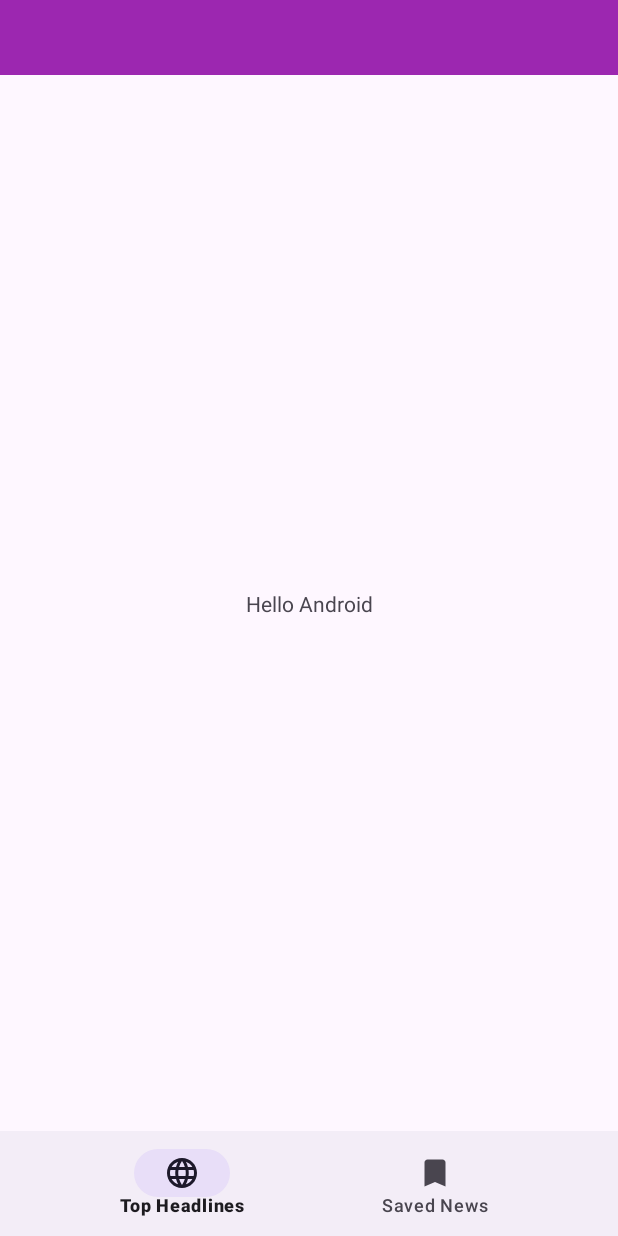
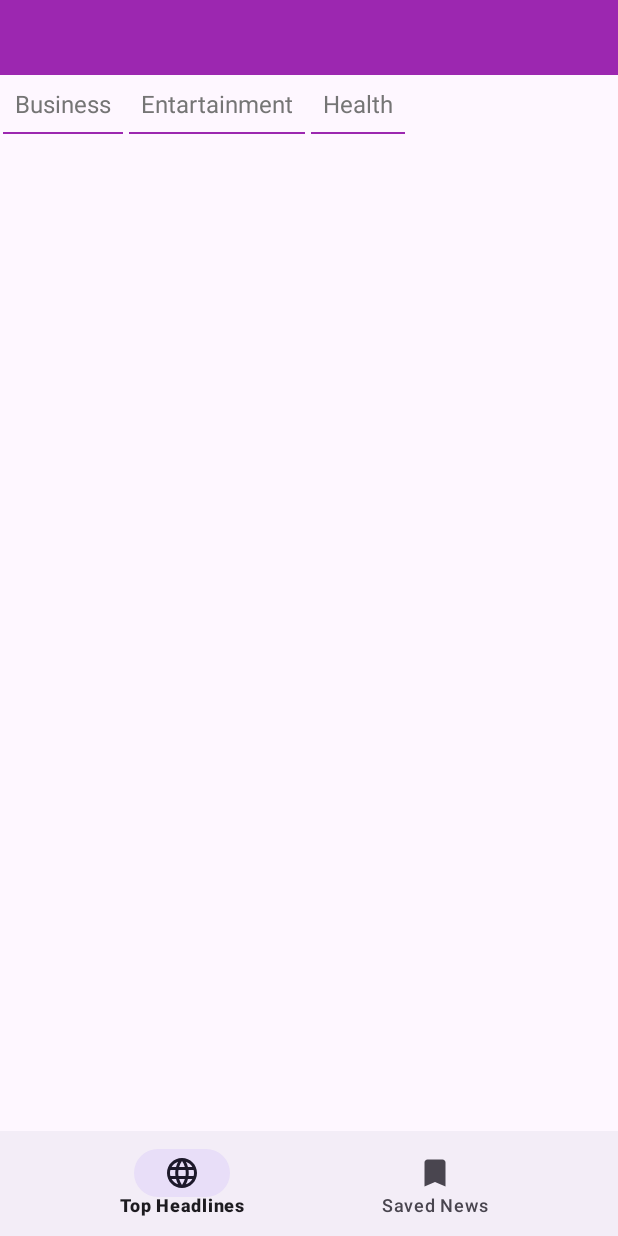
Before and after one commit to hsumyatyehtet/onenex-Code-Test-News-App, an Android app: the screen it shows after launch (MainActivity), on a phone screen of 412 x 824 dp. Run offline under Robolectric (Android 15) with nearby library versions, the phone set to English and light mode, and no system bars; our stand-ins replace navigation-ui.

Commit message:
category list ui add

```diff
--- a/app/src/main/AndroidManifest.xml
+++ b/app/src/main/AndroidManifest.xml
@@ -5,7 +5,7 @@
     <uses-permission android:name="android.permission.INTERNET" />
 
     <application
-        android:name=".ui.NewsAppApplication"
+        android:name=".NewsAppApplication"
         android:allowBackup="true"
         android:dataExtractionRules="@xml/data_extraction_rules"
         android:fullBackupContent="@xml/backup_rules"
--- a/app/src/main/java/com/example/onenex_code_test_news_app/ui/NewsAppApplication.kt
+++ b/app/src/main/java/com/example/onenex_code_test_news_app/NewsAppApplication.kt
@@ -1,4 +1,4 @@
-package com.example.onenex_code_test_news_app.ui
+package com.example.onenex_code_test_news_app
 
 import android.app.Application
 
--- /dev/null
+++ b/app/src/main/java/com/example/onenex_code_test_news_app/data/vos/CategoryVO.kt
@@ -0,0 +1,11 @@
+package com.example.onenex_code_test_news_app.data.vos
+
+data class CategoryVO (
+
+    var id: Int,
+
+    var name: String,
+
+    var isSelected: Boolean
+
+)
--- a/app/src/main/java/com/example/onenex_code_test_news_app/ui/activity/MainActivity.kt
+++ b/app/src/main/java/com/example/onenex_code_test_news_app/ui/activity/MainActivity.kt
@@ -1,12 +1,10 @@
 package com.example.onenex_code_test_news_app.ui.activity
 
-import androidx.appcompat.app.AppCompatActivity
 import android.os.Bundle
 import androidx.navigation.findNavController
 import androidx.navigation.ui.setupWithNavController
 import com.example.onenex_code_test_news_app.R
 import com.example.onenex_code_test_news_app.databinding.ActivityMainBinding
-import com.google.android.material.bottomnavigation.BottomNavigationView
 
 class MainActivity : BaseActivity() {
 
--- /dev/null
+++ b/app/src/main/java/com/example/onenex_code_test_news_app/ui/adapter/CategoryListAdapter.kt
@@ -0,0 +1,19 @@
+package com.example.onenex_code_test_news_app.ui.adapter
+
+import android.view.LayoutInflater
+import android.view.ViewGroup
+import com.example.onenex_code_test_news_app.data.vos.CategoryVO
+import com.example.onenex_code_test_news_app.databinding.ViewHolerInCategoryBinding
+import com.example.onenex_code_test_news_app.ui.viewholder.CategoryViewHolder
+
+class CategoryListAdapter() :BaseRecyclerAdapter<CategoryViewHolder,CategoryVO>(){
+
+    override fun onCreateViewHolder(parent: ViewGroup, viewType: Int): CategoryViewHolder {
+        return CategoryViewHolder(
+            ViewHolerInCategoryBinding.inflate(
+                LayoutInflater.from(parent.context),parent,false
+            )
+        )
+    }
+
+}
--- a/app/src/main/java/com/example/onenex_code_test_news_app/ui/fragment/NewsMainFragment.kt
+++ b/app/src/main/java/com/example/onenex_code_test_news_app/ui/fragment/NewsMainFragment.kt
@@ -4,11 +4,18 @@ import android.os.Bundle
 import android.view.LayoutInflater
 import android.view.View
 import android.view.ViewGroup
+import androidx.fragment.app.Fragment
+import androidx.recyclerview.widget.LinearLayoutManager
 import com.example.onenex_code_test_news_app.databinding.FragmentNewsMainBinding
+import com.example.onenex_code_test_news_app.ui.adapter.CategoryListAdapter
+import com.example.onenex_code_test_news_app.utils.getCategoryList
 
 class NewsMainFragment : BaseFragment(){
 
     private lateinit var binding: FragmentNewsMainBinding
+
+    private lateinit var mCategoryAdapter: CategoryListAdapter
+
 
     override fun onCreateView(
         inflater: LayoutInflater,
@@ -19,8 +26,22 @@ class NewsMainFragment : BaseFragment(){
         return binding.root
     }
 
+
+
     override fun onViewCreated(view: View, savedInstanceState: Bundle?) {
         super.onViewCreated(view, savedInstanceState)
+
+        setUpRecyclerView()
+    }
+
+    private fun setUpRecyclerView() {
+        mCategoryAdapter = CategoryListAdapter()
+        binding.rvMain.layoutManager =
+            LinearLayoutManager(requireContext(),LinearLayoutManager.HORIZONTAL,false)
+        binding.rvMain.adapter = mCategoryAdapter
+
+        mCategoryAdapter.setNewData(getCategoryList())
+
     }
 
 }
--- /dev/null
+++ b/app/src/main/java/com/example/onenex_code_test_news_app/ui/viewholder/BaseViewHolder.kt
@@ -0,0 +1,14 @@
+package com.example.onenex_code_test_news_app.ui.viewholder
+
+import android.view.View
+import androidx.recyclerview.widget.RecyclerView
+
+/**
+ * Created by Hsu Myat Ye Htet on 26/10/2023 01:39 AM
+ */
+abstract class BaseViewHolder<W>(itemView: View): RecyclerView.ViewHolder(itemView) {
+
+    protected var mData: W? = null
+
+    abstract fun bindData(data: W)
+}
--- /dev/null
+++ b/app/src/main/java/com/example/onenex_code_test_news_app/ui/viewholder/CategoryViewHolder.kt
@@ -0,0 +1,14 @@
+package com.example.onenex_code_test_news_app.ui.viewholder
+
+import com.example.onenex_code_test_news_app.data.vos.CategoryVO
+import com.example.onenex_code_test_news_app.databinding.ViewHolerInCategoryBinding
+
+class CategoryViewHolder(
+    private val binding: ViewHolerInCategoryBinding
+) : BaseViewHolder<CategoryVO>(binding.root) {
+
+    override fun bindData(data: CategoryVO) {
+        binding.tvCategoryName.text = data.name
+    }
+
+}
--- /dev/null
+++ b/app/src/main/java/com/example/onenex_code_test_news_app/utils/DummyUtils.kt
@@ -0,0 +1,12 @@
+package com.example.onenex_code_test_news_app.utils
+
+import com.example.onenex_code_test_news_app.data.vos.CategoryVO
+
+
+fun getCategoryList(): MutableList<CategoryVO>{
+    return mutableListOf(
+        CategoryVO(1,"Business",false),
+        CategoryVO(2,"Entartainment",false),
+        CategoryVO(3,"Health",false)
+    )
+}
--- a/app/src/main/res/layout/fragment_news_main.xml
+++ b/app/src/main/res/layout/fragment_news_main.xml
@@ -1,16 +1,12 @@
 <?xml version="1.0" encoding="utf-8"?>
-<androidx.constraintlayout.widget.ConstraintLayout xmlns:android="http://schemas.android.com/apk/res/android"
+<RelativeLayout xmlns:android="http://schemas.android.com/apk/res/android"
     android:layout_width="match_parent"
     android:layout_height="match_parent"
     xmlns:app="http://schemas.android.com/apk/res-auto">
 
-    <TextView
-        android:layout_width="wrap_content"
-        android:layout_height="wrap_content"
-        android:text="Hello Android"
-        app:layout_constraintStart_toStartOf="parent"
-        app:layout_constraintEnd_toEndOf="parent"
-        app:layout_constraintTop_toTopOf="parent"
-        app:layout_constraintBottom_toBottomOf="parent"/>
+    <androidx.recyclerview.widget.RecyclerView
+        android:id="@+id/rvMain"
+        android:layout_width="match_parent"
+        android:layout_height="wrap_content"/>
 
-</androidx.constraintlayout.widget.ConstraintLayout>
+</RelativeLayout>
--- /dev/null
+++ b/app/src/main/res/layout/view_holer_in_category.xml
@@ -0,0 +1,25 @@
+<?xml version="1.0" encoding="utf-8"?>
+<RelativeLayout xmlns:android="http://schemas.android.com/apk/res/android"
+    android:layout_width="wrap_content"
+    android:layout_height="wrap_content"
+    android:layout_marginHorizontal="2dp">
+
+    <TextView
+        android:id="@+id/tvCategoryName"
+        android:layout_width="wrap_content"
+        android:layout_height="wrap_content"
+        android:text="Business"
+        android:textColor="@color/colorSecondaryText"
+        android:textSize="@dimen/text_regular_2x"
+        android:padding="@dimen/margin_medium"/>
+
+    <View
+        android:id="@+id/viewSelect"
+        android:layout_width="wrap_content"
+        android:layout_height="1dp"
+        android:layout_alignStart="@id/tvCategoryName"
+        android:layout_alignEnd="@+id/tvCategoryName"
+        android:background="@color/colorPurple500"
+        android:layout_below="@+id/tvCategoryName"/>
+
+</RelativeLayout>
--- a/app/src/main/res/values/colors.xml
+++ b/app/src/main/res/values/colors.xml
@@ -4,4 +4,9 @@
     <color name="white">#FFFFFFFF</color>
 
     <color name="colorPurple500">#9C27B0</color>
+
+    <color name="colorPrimaryText">#212121</color>
+    <color name="colorSecondaryText">#757575</color>
+    <color name="colorDivider">#BDBDBD</color>
+
 </resources>
```
Also changed, not shown: app/src/main/java/com/example/onenex_code_test_news_app/ui/adapter/BaseRecyclerAdapter.kt (added, +59 -0 lines), app/src/main/res/values/dimens.xml (added, +59 -0 lines).
